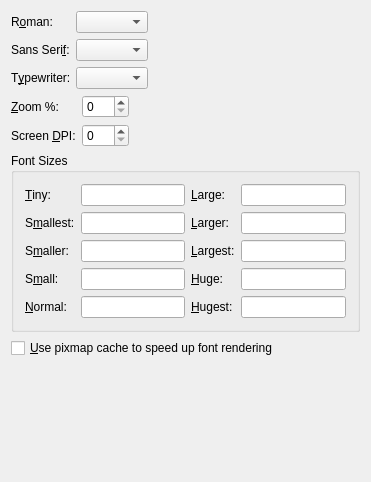
Above: src/frontends/qt4/ui/PrefScreenFontsUi.ui from rpavlik/lyx-lucid-backport before the change. Below: the same form after it.
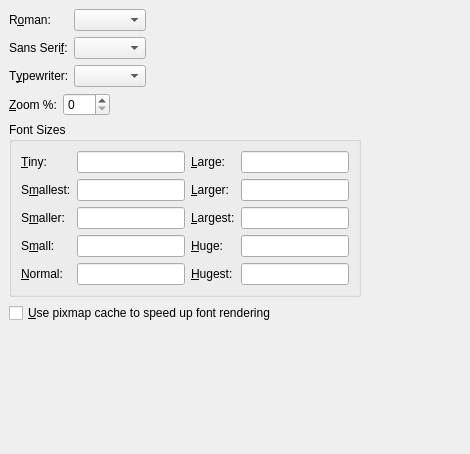
That is the form after the change. Custom widgets are drawn as their Qt base class.

```diff
--- a/src/frontends/qt4/ui/PrefScreenFontsUi.ui
+++ b/src/frontends/qt4/ui/PrefScreenFontsUi.ui
@@ -5,21 +5,21 @@
    <rect>
     <x>0</x>
     <y>0</y>
-    <width>371</width>
-    <height>482</height>
+    <width>470</width>
+    <height>454</height>
    </rect>
   </property>
   <property name="windowTitle" >
    <string/>
   </property>
-  <layout class="QVBoxLayout" >
+  <layout class="QGridLayout" >
    <property name="margin" >
-    <number>11</number>
+    <number>9</number>
    </property>
    <property name="spacing" >
     <number>6</number>
    </property>
-   <item>
+   <item row="0" column="0" >
     <layout class="QHBoxLayout" >
      <property name="margin" >
       <number>0</number>
@@ -147,7 +147,7 @@
      </item>
     </layout>
    </item>
-   <item>
+   <item row="1" column="0" >
     <layout class="QHBoxLayout" >
      <property name="margin" >
       <number>0</number>
@@ -163,23 +163,6 @@
        <property name="spacing" >
         <number>6</number>
        </property>
-       <item row="1" column="0" >
-        <widget class="QLabel" name="scrrenDpiLA" >
-         <property name="text" >
-          <string>Screen &amp;DPI:</string>
-         </property>
-         <property name="buddy" >
-          <cstring>screenDpiSB</cstring>
-         </property>
-        </widget>
-       </item>
-       <item row="1" column="1" >
-        <widget class="QSpinBox" name="screenDpiSB" >
-         <property name="maximum" >
-          <number>999</number>
-         </property>
-        </widget>
-       </item>
        <item row="0" column="0" >
         <widget class="QLabel" name="screenZoomLA" >
          <property name="text" >
@@ -217,14 +200,14 @@
      </item>
     </layout>
    </item>
-   <item>
+   <item row="2" column="0" >
     <widget class="QGroupBox" name="GroupBox3" >
      <property name="title" >
       <string>Font Sizes</string>
      </property>
      <layout class="QGridLayout" >
       <property name="margin" >
-       <number>11</number>
+       <number>9</number>
       </property>
       <property name="spacing" >
        <number>6</number>
@@ -362,7 +345,20 @@
      </layout>
     </widget>
    </item>
-   <item>
+   <item row="2" column="1" >
+    <spacer>
+     <property name="orientation" >
+      <enum>Qt::Horizontal</enum>
+     </property>
+     <property name="sizeHint" >
+      <size>
+       <width>40</width>
+       <height>20</height>
+      </size>
+     </property>
+    </spacer>
+   </item>
+   <item row="3" column="0" >
     <widget class="QCheckBox" name="pixmapCacheCB" >
      <property name="toolTip" >
       <string>Checking this improves performance, but might decrease the on-screen quality of fonts</string>
@@ -372,18 +368,15 @@
      </property>
     </widget>
    </item>
-   <item>
+   <item row="4" column="0" >
     <spacer>
      <property name="orientation" >
       <enum>Qt::Vertical</enum>
      </property>
-     <property name="sizeType" >
-      <enum>QSizePolicy::Expanding</enum>
-     </property>
      <property name="sizeHint" >
       <size>
        <width>20</width>
-       <height>20</height>
+       <height>6</height>
       </size>
      </property>
     </spacer>
```
Left out of the diff: 1 changed line with no effect on the pictures.
